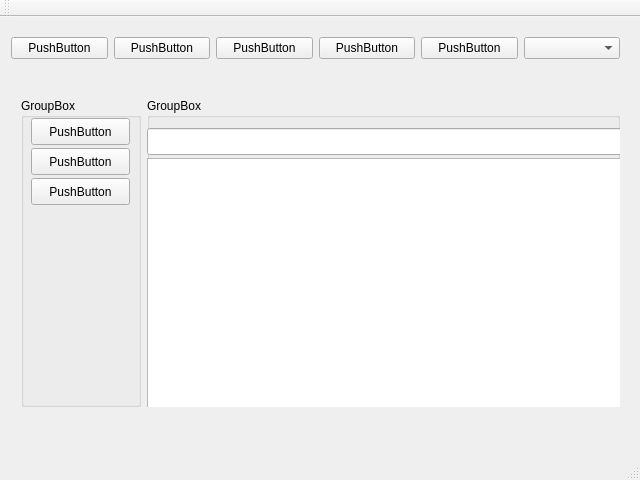
The window that qt/layout/mainwindow.ui (ericosur/ericosur-snippet) describes before a commit, drawn with Qt 5.
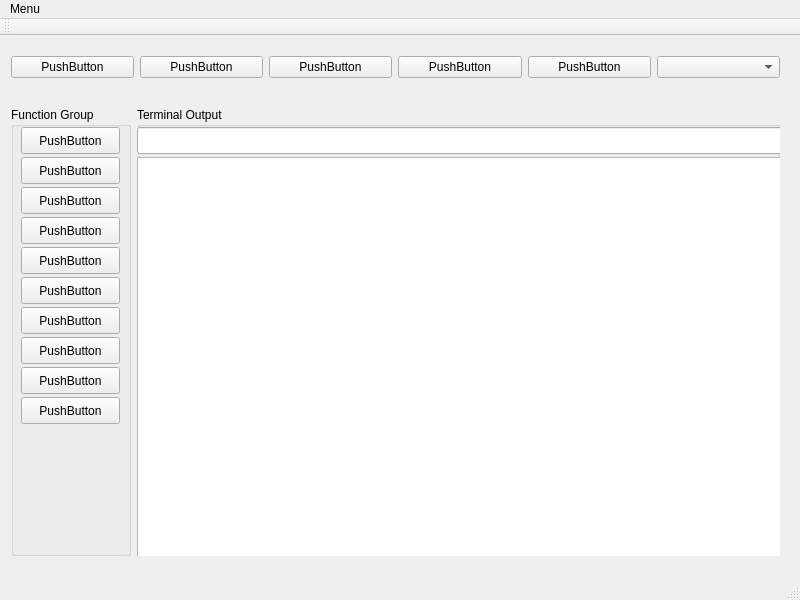
The same window after the commit.

Commit message: update layout, add signalMapper

What changed in the file:
```diff
--- a/qt/layout/mainwindow.ui
+++ b/qt/layout/mainwindow.ui
@@ -6,8 +6,8 @@
    <rect>
     <x>0</x>
     <y>0</y>
-    <width>640</width>
-    <height>480</height>
+    <width>800</width>
+    <height>600</height>
    </rect>
   </property>
   <property name="sizePolicy">
@@ -25,7 +25,7 @@
      <rect>
       <x>0</x>
       <y>0</y>
-      <width>631</width>
+      <width>791</width>
       <height>62</height>
      </rect>
     </property>
@@ -73,10 +73,10 @@
    <widget class="QWidget" name="gridLayoutWidget_2">
     <property name="geometry">
      <rect>
-      <x>10</x>
-      <y>70</y>
-      <width>621</width>
-      <height>331</height>
+      <x>0</x>
+      <y>60</y>
+      <width>791</width>
+      <height>471</height>
      </rect>
     </property>
     <layout class="QGridLayout" name="gridLayout_2">
@@ -95,7 +95,7 @@
         </size>
        </property>
        <property name="title">
-        <string>GroupBox</string>
+        <string>Function Group</string>
        </property>
        <widget class="QPushButton" name="pushButton_6">
         <property name="geometry">
@@ -136,6 +136,97 @@
          <string>PushButton</string>
         </property>
        </widget>
+       <widget class="QPushButton" name="btnFunc3">
+        <property name="geometry">
+         <rect>
+          <x>10</x>
+          <y>110</y>
+          <width>99</width>
+          <height>27</height>
+         </rect>
+        </property>
+        <property name="text">
+         <string>PushButton</string>
+        </property>
+       </widget>
+       <widget class="QPushButton" name="btnFunc4">
+        <property name="geometry">
+         <rect>
+          <x>10</x>
+          <y>140</y>
+          <width>99</width>
+          <height>27</height>
+         </rect>
+        </property>
+        <property name="text">
+         <string>PushButton</string>
+        </property>
+       </widget>
+       <widget class="QPushButton" name="btnFunc5">
+        <property name="geometry">
+         <rect>
+          <x>10</x>
+          <y>170</y>
+          <width>99</width>
+          <height>27</height>
+         </rect>
+        </property>
+        <property name="text">
+         <string>PushButton</string>
+        </property>
+       </widget>
+       <widget class="QPushButton" name="btnFunc6">
+        <property name="geometry">
+         <rect>
+          <x>10</x>
+          <y>200</y>
+          <width>99</width>
+          <height>27</height>
+         </rect>
+        </property>
+        <property name="text">
+         <string>PushButton</string>
+        </property>
+       </widget>
+       <widget class="QPushButton" name="btnFunc7">
+        <property name="geometry">
+         <rect>
+          <x>10</x>
+          <y>230</y>
+          <width>99</width>
+          <height>27</height>
+         </rect>
+        </property>
+        <property name="text">
+         <string>PushButton</string>
+        </property>
+       </widget>
+       <widget class="QPushButton" name="btnFunc8">
+        <property name="geometry">
+         <rect>
+          <x>10</x>
+          <y>260</y>
+          <width>99</width>
+          <height>27</height>
+         </rect>
+        </property>
+        <property name="text">
+         <string>PushButton</string>
+        </property>
+       </widget>
+       <widget class="QPushButton" name="btnFunc9">
+        <property name="geometry">
+         <rect>
+          <x>10</x>
+          <y>290</y>
+          <width>99</width>
+          <height>27</height>
+         </rect>
+        </property>
+        <property name="text">
+         <string>PushButton</string>
+        </property>
+       </widget>
       </widget>
      </item>
      <item row="0" column="2">
@@ -153,15 +244,15 @@
         </size>
        </property>
        <property name="title">
-        <string>GroupBox</string>
+        <string>Terminal Output</string>
        </property>
        <widget class="QTextBrowser" name="textBrowser">
         <property name="geometry">
          <rect>
           <x>0</x>
-          <y>60</y>
-          <width>481</width>
-          <height>261</height>
+          <y>50</y>
+          <width>651</width>
+          <height>411</height>
          </rect>
         </property>
        </widget>
@@ -169,8 +260,8 @@
         <property name="geometry">
          <rect>
           <x>0</x>
-          <y>30</y>
-          <width>481</width>
+          <y>20</y>
+          <width>651</width>
           <height>27</height>
          </rect>
         </property>
@@ -185,10 +276,18 @@
     <rect>
      <x>0</x>
      <y>0</y>
-     <width>640</width>
+     <width>800</width>
      <height>25</height>
     </rect>
    </property>
+   <widget class="QMenu" name="menuMenu">
+    <property name="title">
+     <string>Menu</string>
+    </property>
+    <addaction name="separator"/>
+    <addaction name="actionQuit"/>
+   </widget>
+   <addaction name="menuMenu"/>
   </widget>
   <widget class="QToolBar" name="mainToolBar">
    <attribute name="toolBarArea">
```
Left out of the diff: 23 changed lines with no effect on the pictures. The commit also changes 2 other files.
